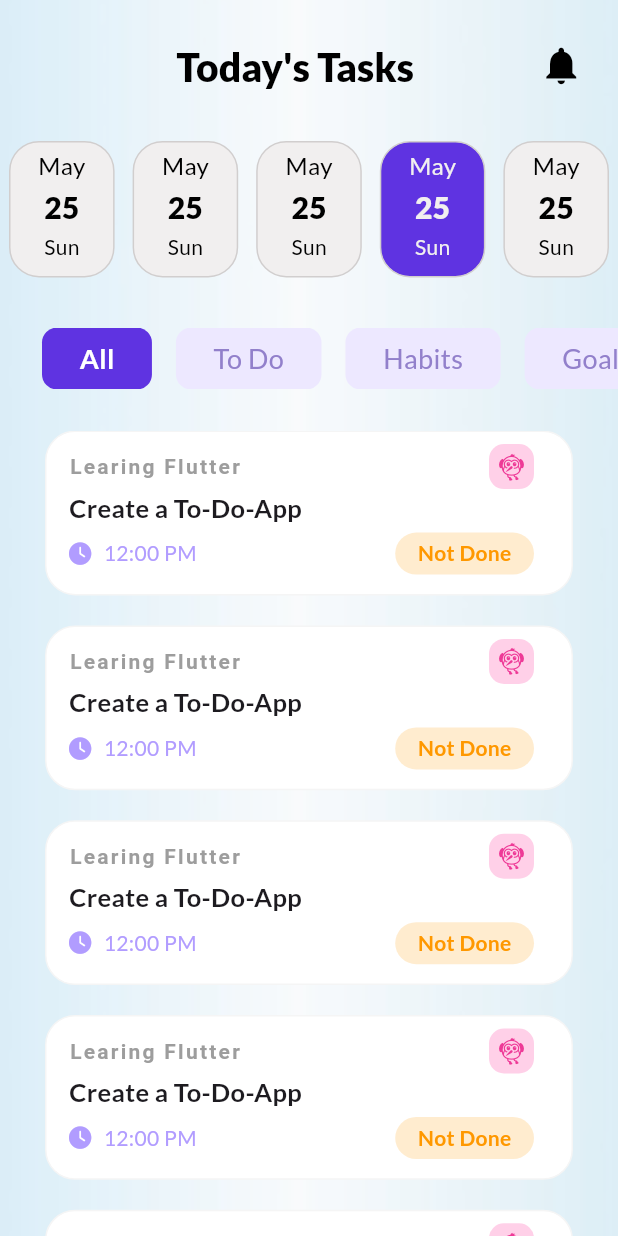
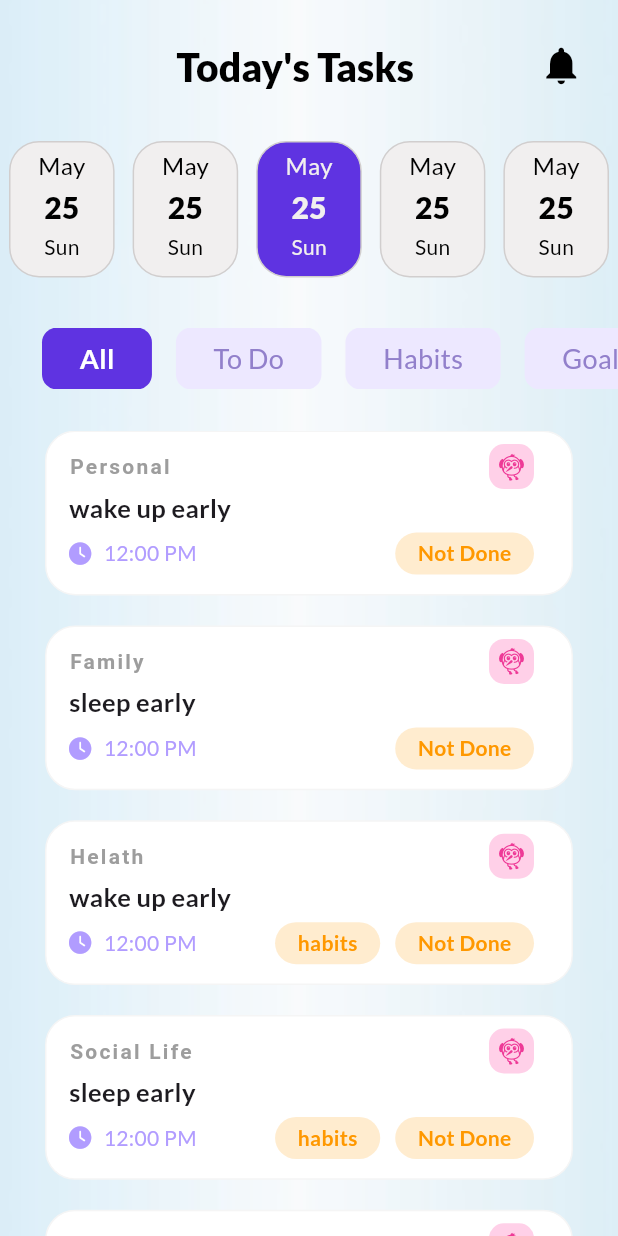
Before and after one commit to TarekLabidi/To-Do-App, a Flutter app: the TodayTasksPage screen opened directly, on a phone screen of 412 x 824 dp. Run offline on Flutter 3.47's test engine with Material 3 defaults, Android fonts, the phone set to English and light mode, and no system bars; our stand-ins replace firebase_auth, firebase_core, font_awesome_flutter, google_fonts, google_sign_in, hive and 3 more; accounts and stored records are empty.

Commit message:
Trying the app with dummyData

```diff
--- a/lib/components/tasks_card.dart
+++ b/lib/components/tasks_card.dart
@@ -5,10 +5,8 @@ import 'package:to_do_list_app/utils/palette.dart';
 import 'package:to_do_list_app/utils/utils.dart';
 
 class TasksCard extends StatefulWidget {
-  const TasksCard({
-    super.key,
-    required this.height,
-  });
+  final Map<String, dynamic> list;
+  const TasksCard({super.key, required this.height, required this.list});
 
   final double height;
 
@@ -26,10 +24,10 @@ class _TasksCardState extends State<TasksCard> {
       height: widget.height / 7.5,
       margin: const EdgeInsets.symmetric(horizontal: 30).copyWith(bottom: 20),
       decoration: BoxDecoration(
-        color: Color.fromARGB(255, 255, 255, 255),
+        color: const Color.fromARGB(255, 255, 255, 255),
         borderRadius: BorderRadius.circular(20),
         border: Border.all(
-          color: Color.fromARGB(255, 245, 245, 245),
+          color: const Color.fromARGB(255, 245, 245, 245),
         ),
       ),
       child: Padding(
@@ -40,9 +38,9 @@ class _TasksCardState extends State<TasksCard> {
             Row(
               mainAxisAlignment: MainAxisAlignment.start,
               children: [
-                const Text(
-                  'Learing Flutter',
-                  style: TextStyle(
+                Text(
+                  widget.list['title'],
+                  style: const TextStyle(
                       fontSize: 14,
                       fontWeight: FontWeight.bold,
                       color: Color.fromARGB(255, 157, 157, 157),
@@ -56,7 +54,7 @@ class _TasksCardState extends State<TasksCard> {
               ],
             ),
             Text(
-              'Create a To-Do-App',
+              widget.list['tasks'][0],
               style:
                   GoogleFonts.lato(fontSize: 17, fontWeight: FontWeight.w700),
             ),
@@ -79,6 +77,27 @@ class _TasksCardState extends State<TasksCard> {
                   ),
                 ),
                 const Spacer(),
+                (widget.list['category'] != null)
+                    ? Container(
+                        decoration: BoxDecoration(
+                            color: const Color.fromARGB(255, 255, 236, 207),
+                            borderRadius: BorderRadius.circular(20)),
+                        child: Padding(
+                          padding: const EdgeInsets.symmetric(
+                              vertical: 4.0, horizontal: 15),
+                          child: Text(
+                            widget.list['category'],
+                            style: GoogleFonts.lato(
+                                fontSize: 14,
+                                fontWeight: FontWeight.bold,
+                                color: Colors.orange),
+                          ),
+                        ),
+                      )
+                    : const SizedBox.shrink(),
+                const SizedBox(
+                  width: 10,
+                ),
                 GestureDetector(
                   onTap: () {
                     setState(() {
--- /dev/null
+++ b/lib/dummy_data.dart
@@ -0,0 +1,38 @@
+List<Map<String, dynamic>> habits = [
+  {
+    'category': 'habits',
+    'title': 'Helath',
+    'tasks': ['wake up early', 'brush my teath'],
+  },
+  {
+    'category': 'habits',
+    'title': 'Social Life',
+    'tasks': ['sleep early', 'brush my teath'],
+  },
+];
+List<Map<String, dynamic>> goals = [
+  {
+    'category': 'goals',
+    'title': 'Good At Flutter',
+    'desc': 'Personal project',
+    'tasks': ['wake up early', 'brush my teath'],
+  },
+  {
+    'category': 'goals',
+    'title': 'Good Grades',
+    'desc': 'Study project',
+    'tasks': ['sleep early', 'brush my teath'],
+  },
+];
+List<Map<String, dynamic>> taskGroups = [
+  {
+    'desc': 'Personal',
+    'title': 'Personal',
+    'tasks': ['wake up early', 'brush my teath'],
+  },
+  {
+    'desc': 'Personal',
+    'title': 'Family',
+    'tasks': ['sleep early', 'brush my teath'],
+  },
+];
--- a/lib/pages/habits_goals_page.dart
+++ b/lib/pages/habits_goals_page.dart
@@ -1,5 +1,6 @@
 import 'package:flutter/material.dart';
 import 'package:to_do_list_app/components/habits_goals_list_view.dart';
+import 'package:to_do_list_app/dummy_data.dart';
 import 'package:to_do_list_app/utils/utils.dart';
 
 class HabitsGoalsPage extends StatefulWidget {
@@ -78,6 +79,7 @@ class _HabitsGoalsPageState extends State<HabitsGoalsPage> {
                             height: height,
                             widht: width,
                             goalOrHabit: 'goals',
+                            lists: goals,
                           )
                         : const SizedBox.shrink(),
                     sameGap(height),
@@ -117,6 +119,7 @@ class _HabitsGoalsPageState extends State<HabitsGoalsPage> {
                             height: height,
                             widht: width,
                             goalOrHabit: 'habits',
+                            lists: habits,
                           )
                         : const SizedBox.shrink(),
                     sameGap(height),
@@ -156,6 +159,7 @@ class _HabitsGoalsPageState extends State<HabitsGoalsPage> {
                             height: height,
                             widht: width,
                             goalOrHabit: 'Task group',
+                            lists: taskGroups,
                           )
                         : const SizedBox.shrink(),
                   ],
--- a/lib/pages/profile_page.dart
+++ b/lib/pages/profile_page.dart
@@ -72,7 +72,7 @@ class _ProfilePageState extends State<ProfilePage> {
                           child: const GoalsPageIcon(
                             // ignore: deprecated_member_use
                             icon: FontAwesomeIcons.checkCircle,
-                            title: 'Goals',
+                            title: 'Complited',
                           ),
                         ),
                       ],
--- a/lib/pages/today_tasks_page.dart
+++ b/lib/pages/today_tasks_page.dart
@@ -2,6 +2,7 @@ import 'package:flutter/material.dart';
 import 'package:to_do_list_app/components/days_card.dart';
 import 'package:to_do_list_app/components/filters_card.dart';
 import 'package:to_do_list_app/components/tasks_card.dart';
+import 'package:to_do_list_app/dummy_data.dart';
 import 'package:to_do_list_app/utils/utils.dart';
 
 class TodayTasksPage extends StatefulWidget {
@@ -12,9 +13,25 @@ class TodayTasksPage extends StatefulWidget {
 }
 
 class _TodayTasksPageState extends State<TodayTasksPage> {
-  int poistionDay = 3;
+  int poistionDay = 2;
   int poistionFilter = 0;
   List<String> filters = ['All', 'To Do', 'Habits', 'Goals Tasks'];
+  List<Map<String, dynamic>> getList() {
+    if (poistionFilter == 0) {
+      List<Map<String, dynamic>> combinedList = [];
+      combinedList.addAll(taskGroups);
+      combinedList.addAll(habits);
+      combinedList.addAll(goals);
+      return combinedList;
+    } else if (poistionFilter == 1) {
+      return taskGroups;
+    } else if (poistionFilter == 2) {
+      return habits;
+    } else {
+      return goals;
+    }
+  }
+
   @override
   Widget build(BuildContext context) {
     final height = MediaQuery.of(context).size.height;
@@ -102,9 +119,13 @@ class _TodayTasksPageState extends State<TodayTasksPage> {
                 sameGap2(height),
                 Expanded(
                   child: ListView.builder(
-                    itemCount: 8,
+                    itemCount: getList().length,
                     itemBuilder: (context, index) {
-                      return TasksCard(height: height);
+                      final list = getList()[index];
+                      return TasksCard(
+                        height: height,
+                        list: list,
+                      );
                     },
                   ),
                 ),
```
Also changed, not shown: lib/components/goals_card_hp.dart (renamed from lib/components/profile_card_hp.dart, +9 -6 lines), lib/components/habits_goals_list_view.dart (+19 -7 lines), lib/components/task_group_card.dart (+6 -7 lines), lib/pages/home_page.dart (+14 -5 lines).
